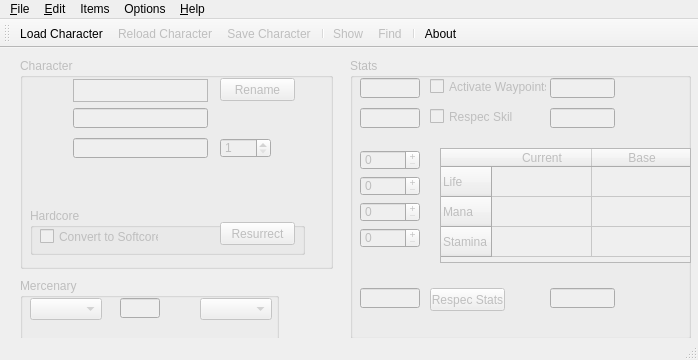
Above: medianxlofflinetools.ui from kambala-decapitator/MedianXLOfflineTools before the change. Below: the same form after it.
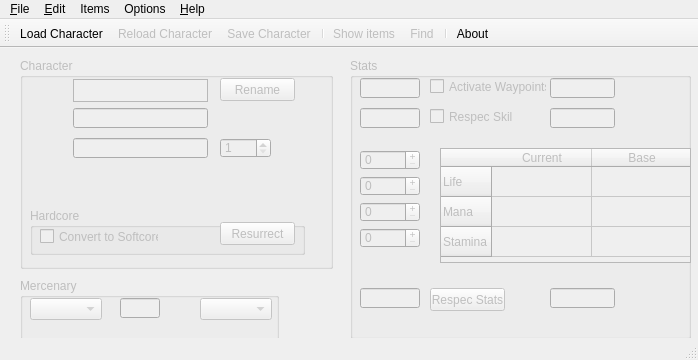
That is the form after the change. Icons and pictures are not drawn.

```diff
--- a/medianxlofflinetools.ui
+++ b/medianxlofflinetools.ui
@@ -881,7 +881,7 @@
      <normaloff>:/MedianXLOfflineTools/icons/items.png</normaloff>:/MedianXLOfflineTools/icons/items.png</iconset>
    </property>
    <property name="text">
-    <string>Show</string>
+    <string>Show items</string>
    </property>
    <property name="toolTip">
     <string>Show Items</string>
```
Left out of the diff: 144 changed lines with no effect on the pictures.
